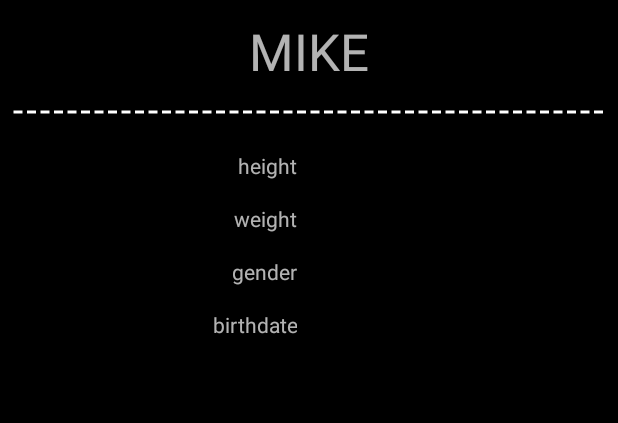
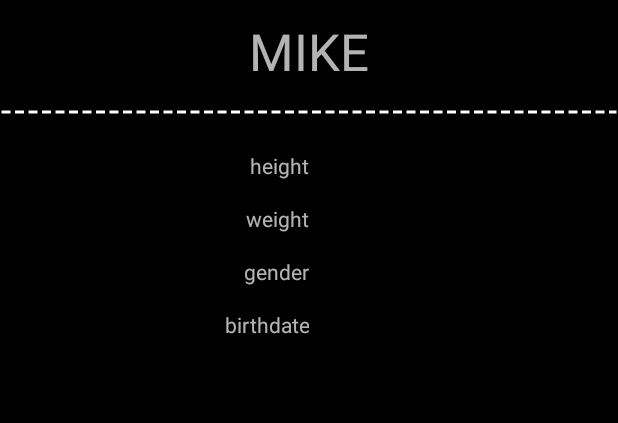
Before and after one commit to FadiIssa/SafetyProject, an Android app: the layout activity_profile.xml on its own in the app's theme, with its tools: preview values and no code run, on a phone screen of 412 x 824 dp. Shown: the part 523-946 px from the top of the screen. Run offline under Robolectric (Android 15) with nearby library versions, the phone set to English and light mode, and no system bars.

Commit message:
fixing the profile UI screen views overlapping

```diff
--- a/app/src/main/java/com/example/fadi/testingrx/ui/onboarding/ProfileActivity.java
+++ b/app/src/main/java/com/example/fadi/testingrx/ui/onboarding/ProfileActivity.java
@@ -2,6 +2,7 @@ package com.example.fadi.testingrx.ui.onboarding;
 
 import android.app.DatePickerDialog;
 import android.content.Context;
+import android.content.Intent;
 import android.os.Bundle;
 import android.support.constraint.ConstraintLayout;
 import android.support.constraint.ConstraintSet;
@@ -20,6 +21,7 @@ import android.widget.RadioButton;
 import android.widget.RadioGroup;
 import android.widget.TextView;
 
+import com.example.fadi.testingrx.MainActivity;
 import com.example.fadi.testingrx.R;
 import com.example.fadi.testingrx.db.model.UserGender;
 import com.example.fadi.testingrx.ui.base.fBaseActivity;
@@ -99,7 +101,15 @@ public class ProfileActivity extends fBaseActivity {
 
     void initView() {
         toolbar = (Toolbar) findViewById(R.id.toolbar);
+
         profileImage = (CircleImageView) findViewById(R.id.iv_profile_picture);
+        // adding temporary event when the profile image is clicked, to go skip to the actual screen
+        profileImage.setOnClickListener(view -> {
+            Intent intent = new Intent(this, MainActivity.class);
+            startActivity(intent);
+            finish();
+        });
+
         fabEditProfileImage = (FloatingActionButton) findViewById(R.id.fab_edit_picture);
         fabEditProfile = (FloatingActionButton) findViewById(R.id.fab_edit_profile);
         rdGender = (RadioGroup) findViewById(R.id.rg_gender);
@@ -127,6 +137,8 @@ public class ProfileActivity extends fBaseActivity {
 
         usernameConstraintSet.clone(layoutUsernameConstraintSet);
         usernameConstraintSet.applyTo(layoutUsernameConstraintSet);
+
+
 
     }
 
--- a/app/src/main/res/layout/activity_profile.xml
+++ b/app/src/main/res/layout/activity_profile.xml
@@ -44,14 +44,13 @@
                 app:civ_border_width="2dp"
                 app:layout_constraintEnd_toEndOf="parent"
                 app:layout_constraintStart_toStartOf="parent"
-                app:layout_constraintTop_toTopOf="parent"/>
+                app:layout_constraintTop_toTopOf="parent"
+                tools:layout_editor_absoluteX="78dp" />
 
             <android.support.design.widget.FloatingActionButton
                 android:id="@+id/fab_edit_picture"
                 android:layout_width="wrap_content"
                 android:layout_height="wrap_content"
-                android:layout_marginBottom="0dp"
-                android:layout_marginEnd="0dp"
                 android:clickable="true"
                 android:focusable="true"
                 android:tint="?attr/colorAccent"
@@ -59,18 +58,18 @@
                 app:fabSize="mini"
                 app:layout_constraintBottom_toBottomOf="@+id/iv_profile_picture"
                 app:layout_constraintEnd_toEndOf="@+id/iv_profile_picture"
-                app:srcCompat="@drawable/ic_edit_white_18dp"/>
+                app:srcCompat="@drawable/ic_edit_white_18dp"
+                tools:layout_editor_absoluteX="294dp" />
 
             <android.support.constraint.ConstraintLayout
                 android:id="@+id/layout_username"
                 android:layout_width="0dp"
                 android:layout_height="wrap_content"
-                android:layout_marginEnd="16dp"
-                android:layout_marginStart="16dp"
                 android:layout_marginTop="16dp"
                 app:layout_constraintEnd_toEndOf="parent"
                 app:layout_constraintStart_toStartOf="parent"
-                app:layout_constraintTop_toBottomOf="@+id/iv_profile_picture">
+                app:layout_constraintTop_toBottomOf="@+id/iv_profile_picture"
+                tools:layout_editor_absoluteX="16dp">
 
                 <TextView
                     android:id="@+id/tv_username"
@@ -82,18 +81,19 @@
                     app:layout_constraintBottom_toBottomOf="parent"
                     app:layout_constraintEnd_toEndOf="parent"
                     app:layout_constraintStart_toStartOf="parent"
-                    app:layout_constraintTop_toTopOf="parent"/>
+                    app:layout_constraintTop_toTopOf="parent"
+                    tools:layout_editor_absoluteX="150dp" />
 
                 <android.support.design.widget.TextInputLayout
                     android:id="@+id/til_username"
                     android:layout_width="0dp"
                     android:layout_height="wrap_content"
-                    android:layout_marginEnd="0dp"
                     android:visibility="gone"
                     app:layout_constraintBottom_toBottomOf="parent"
                     app:layout_constraintEnd_toEndOf="parent"
                     app:layout_constraintStart_toStartOf="parent"
-                    app:layout_constraintTop_toTopOf="parent">
+                    app:layout_constraintTop_toTopOf="parent"
+                    tools:layout_editor_absoluteX="190dp">
 
                     <android.support.design.widget.TextInputEditText
                         android:id="@+id/et_username"
@@ -112,15 +112,14 @@
                 android:id="@+id/view_dash_separator"
                 android:layout_width="0dp"
                 android:layout_height="4dp"
-                android:layout_marginEnd="8dp"
-                android:layout_marginStart="8dp"
                 android:layout_marginTop="16dp"
                 android:background="@drawable/dash_separator"
                 android:layerType="software"
                 app:layout_constraintEnd_toEndOf="parent"
                 app:layout_constraintHorizontal_bias="0.0"
                 app:layout_constraintStart_toStartOf="parent"
-                app:layout_constraintTop_toBottomOf="@+id/layout_username"/>
+                app:layout_constraintTop_toBottomOf="@+id/layout_username"
+                tools:layout_editor_absoluteX="8dp" />
 
             <android.support.constraint.ConstraintLayout
                 android:id="@+id/layout_user_info"
@@ -128,101 +127,91 @@
                 android:layout_height="wrap_content"
                 android:padding="24dp"
                 android:visibility="visible"
-                app:layout_constraintTop_toBottomOf="@id/view_dash_separator">
+                app:layout_constraintTop_toBottomOf="@+id/view_dash_separator"
+                >
 
                 <TextView
                     android:id="@+id/tv_height"
                     android:layout_width="0dp"
                     android:layout_height="wrap_content"
-                    android:layout_marginEnd="8dp"
                     android:text="height"
                     android:textAlignment="viewEnd"
                     app:layout_constraintEnd_toStartOf="@+id/tv_height_value"
-                    app:layout_constraintHorizontal_bias="0.5"
                     app:layout_constraintStart_toStartOf="parent"
                     app:layout_constraintTop_toTopOf="parent"
-                    tools:layout_editor_absoluteX="93dp"/>
+                    tools:layout_editor_absoluteX="0dp"/>
 
                 <TextView
                     android:id="@+id/tv_weight"
                     android:layout_width="0dp"
                     android:layout_height="wrap_content"
-                    android:layout_marginEnd="8dp"
                     android:layout_marginTop="16dp"
                     android:text="weight"
                     android:textAlignment="viewEnd"
                     app:layout_constraintEnd_toStartOf="@+id/tv_weight_value"
-                    app:layout_constraintHorizontal_bias="0.5"
                     app:layout_constraintStart_toStartOf="parent"
                     app:layout_constraintTop_toBottomOf="@+id/tv_height"
-                    tools:layout_editor_absoluteX="93dp"/>
+                    tools:layout_editor_absoluteX="0dp"/>
 
                 <TextView
                     android:id="@+id/tv_gender"
                     android:layout_width="0dp"
                     android:layout_height="wrap_content"
-                    android:layout_marginEnd="8dp"
                     android:layout_marginTop="16dp"
                     android:text="gender"
                     android:textAlignment="viewEnd"
                     app:layout_constraintEnd_toStartOf="@+id/tv_gender_value"
-                    app:layout_constraintHorizontal_bias="0.5"
                     app:layout_constraintStart_toStartOf="parent"
                     app:layout_constraintTop_toBottomOf="@+id/tv_weight"
-                    tools:layout_editor_absoluteX="93dp"/>
+                    tools:layout_editor_absoluteX="0dp"/>
 
                 <TextView
                     android:id="@+id/tv_birth_date"
                     android:layout_width="0dp"
                     android:layout_height="wrap_content"
-                    android:layout_marginEnd="8dp"
                     android:layout_marginTop="16dp"
                     android:text="birthdate"
                     android:textAlignment="viewEnd"
                     app:layout_constraintEnd_toStartOf="@+id/tv_birth_date_value"
-                    app:layout_constraintHorizontal_bias="0.5"
                     app:layout_constraintStart_toStartOf="parent"
-                    app:layout_constraintTop_toBottomOf="@+id/tv_gender"/>
+                    app:layout_constraintTop_toBottomOf="@+id/tv_gender"
+                    tools:layout_editor_absoluteX="0dp" />
 
                 <TextView
                     android:id="@+id/tv_height_value"
                     android:layout_width="0dp"
                     android:layout_height="wrap_content"
-                    android:layout_marginStart="8dp"
                     app:layout_constraintBaseline_toBaselineOf="@+id/tv_height"
                     app:layout_constraintEnd_toEndOf="parent"
-                    app:layout_constraintHorizontal_bias="0.5"
-                    app:layout_constraintStart_toEndOf="@+id/tv_height"/>
+                    app:layout_constraintStart_toEndOf="@+id/tv_height"
+                    tools:layout_editor_absoluteX="190dp" />
 
                 <TextView
                     android:id="@+id/tv_weight_value"
                     android:layout_width="0dp"
                     android:layout_height="wrap_content"
-                    android:layout_marginStart="8dp"
                     app:layout_constraintBaseline_toBaselineOf="@+id/tv_weight"
                     app:layout_constraintEnd_toEndOf="parent"
-                    app:layout_constraintHorizontal_bias="0.5"
-                    app:layout_constraintStart_toEndOf="@+id/tv_weight"/>
+                    app:layout_constraintStart_toEndOf="@+id/tv_weight"
+                    tools:layout_editor_absoluteX="190dp" />
 
                 <TextView
                     android:id="@+id/tv_gender_value"
                     android:layout_width="0dp"
                     android:layout_height="wrap_content"
-                    android:layout_marginStart="8dp"
                     app:layout_constraintBaseline_toBaselineOf="@+id/tv_gender"
                     app:layout_constraintEnd_toEndOf="parent"
-                    app:layout_constraintHorizontal_bias="0.5"
-                    app:layout_constraintStart_toEndOf="@+id/tv_gender"/>
+                    app:layout_constraintStart_toEndOf="@+id/tv_gender"
+                    tools:layout_editor_absoluteX="190dp" />
 
                 <TextView
                     android:id="@+id/tv_birth_date_value"
                     android:layout_width="0dp"
                     android:layout_height="wrap_content"
-                    android:layout_marginStart="8dp"
                     app:layout_constraintBaseline_toBaselineOf="@+id/tv_birth_date"
                     app:layout_constraintEnd_toEndOf="parent"
-                    app:layout_constraintHorizontal_bias="0.5"
-                    app:layout_constraintStart_toEndOf="@+id/tv_birth_date"/>
+                    app:layout_constraintStart_toEndOf="@+id/tv_birth_date"
+                    tools:layout_editor_absoluteX="190dp" />
 
             </android.support.constraint.ConstraintLayout>
 
@@ -232,29 +221,29 @@
                 android:layout_height="wrap_content"
                 android:padding="24dp"
                 android:visibility="gone"
-                app:layout_constraintTop_toBottomOf="@id/view_dash_separator">
+                app:layout_constraintTop_toBottomOf="@+id/view_dash_separator"
+                >
 
                 <TextView
                     android:id="@+id/tv_hint_gender"
                     android:layout_width="wrap_content"
                     android:layout_height="wrap_content"
-                    android:layout_marginTop="16dp"
                     android:enabled="false"
                     android:padding="4dp"
                     android:text="@string/profile.gender"
                     android:textAppearance="@style/TextAppearance.Design.Hint"
-                    android:textColor="?android:attr/textColorHint"/>
+                    android:textColor="?android:attr/textColorHint"
+                    />
 
                 <RadioGroup
                     android:id="@+id/rg_gender"
-                    android:layout_width="match_parent"
+                    android:layout_width="0dp"
                     android:layout_height="wrap_content"
-                    android:layout_marginEnd="0dp"
-                    android:layout_marginStart="0dp"
                     android:orientation="horizontal"
                     app:layout_constraintEnd_toEndOf="parent"
                     app:layout_constraintStart_toStartOf="parent"
-                    app:layout_constraintTop_toBottomOf="@id/tv_hint_gender">
+                    app:layout_constraintTop_toBottomOf="@+id/tv_hint_gender"
+                    tools:layout_editor_absoluteX="16dp">
 
                     <RadioButton
                         android:id="@+id/rb_female"
@@ -274,14 +263,13 @@
 
                 <android.support.design.widget.TextInputLayout
                     android:id="@+id/til_height"
-                    android:layout_width="match_parent"
+                    android:layout_width="0dp"
                     android:layout_height="wrap_content"
-                    android:layout_marginEnd="0dp"
-                    android:layout_marginStart="0dp"
                     android:layout_marginTop="16dp"
                     app:layout_constraintEnd_toEndOf="parent"
                     app:layout_constraintStart_toStartOf="parent"
-                    app:layout_constraintTop_toBottomOf="@id/rg_gender">
+                    app:layout_constraintTop_toBottomOf="@+id/rg_gender"
+                    tools:layout_editor_absoluteX="16dp">
 
                     <android.support.design.widget.TextInputEditText
                         android:id="@+id/et_height"
@@ -296,14 +284,13 @@
 
                 <android.support.design.widget.TextInputLayout
                     android:id="@+id/til_weight"
-                    android:layout_width="match_parent"
+                    android:layout_width="0dp"
                     android:layout_height="wrap_content"
-                    android:layout_marginEnd="0dp"
-                    android:layout_marginStart="0dp"
                     android:layout_marginTop="16dp"
                     app:layout_constraintEnd_toEndOf="parent"
                     app:layout_constraintStart_toStartOf="parent"
-                    app:layout_constraintTop_toBottomOf="@id/til_height">
+                    app:layout_constraintTop_toBottomOf="@+id/til_height"
+                    tools:layout_editor_absoluteX="16dp">
 
                     <android.support.design.widget.TextInputEditText
                         android:id="@+id/et_weight"
@@ -317,14 +304,13 @@
 
                 <android.support.design.widget.TextInputLayout
                     android:id="@+id/til_birth_date"
-                    android:layout_width="match_parent"
+                    android:layout_width="0dp"
                     android:layout_height="wrap_content"
-                    android:layout_marginEnd="0dp"
-                    android:layout_marginStart="0dp"
                     android:layout_marginTop="16dp"
                     app:layout_constraintEnd_toEndOf="parent"
                     app:layout_constraintStart_toStartOf="parent"
-                    app:layout_constraintTop_toBottomOf="@id/til_weight">
+                    app:layout_constraintTop_toBottomOf="@+id/til_weight"
+                    tools:layout_editor_absoluteX="16dp">
 
                     <android.support.design.widget.TextInputEditText
                         android:id="@+id/et_birth_date"
```
